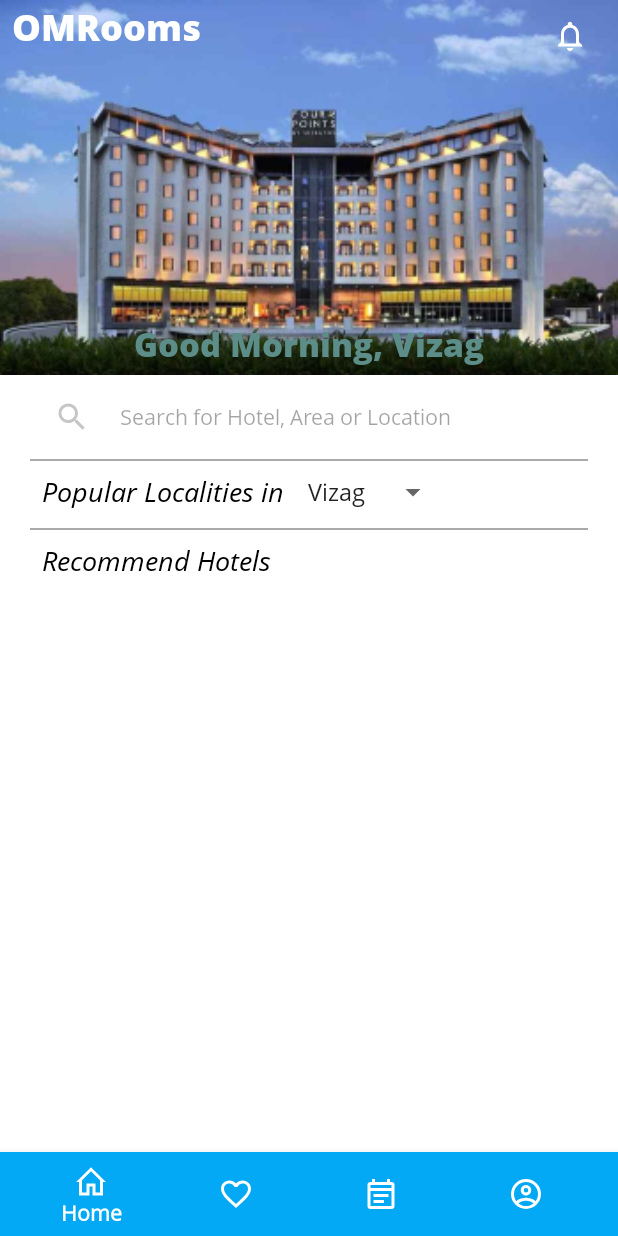
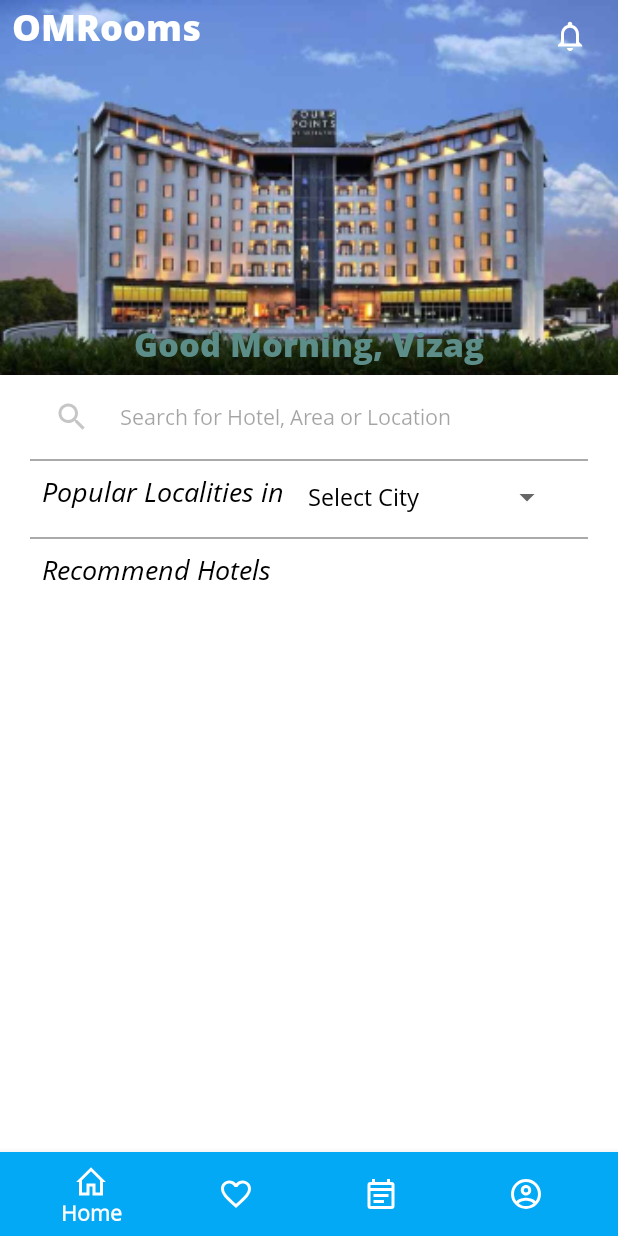
Before and after one commit to anyemiuser/OmOwner-master-110819-1131, an Android app: the HomeFragment screen opened directly, with no data from a screen before it, on a phone screen of 412 x 824 dp. Run offline under Robolectric (Android 15) with nearby library versions, the phone set to English and light mode, and no system bars; pictures from the network do not load.

```diff
--- a/app/src/main/java/com/anyemi/omrooms/Adapters/FacilityListAdapter.java
+++ b/app/src/main/java/com/anyemi/omrooms/Adapters/FacilityListAdapter.java
@@ -11,6 +11,7 @@ import android.widget.TextView;
 
 import com.anyemi.omrooms.Model.RoomFacility;
 import com.anyemi.omrooms.R;
+import com.anyemi.omrooms.Utils.ConverterUtil;
 
 import java.util.List;
 
@@ -37,6 +38,8 @@ public class FacilityListAdapter extends RecyclerView.Adapter<FacilityListAdapte
         holder.facilityType.setText(facility.getFacility());
         holder.roomType.setText(facility.getRoomType());
 
+        holder.facilityImage.setImageResource(ConverterUtil.getFacilityImageResourceId(facility.getFacility()));
+
     }
 
     @Override
--- a/app/src/main/java/com/anyemi/omrooms/Fragments/HomeFragment.java
+++ b/app/src/main/java/com/anyemi/omrooms/Fragments/HomeFragment.java
@@ -4,6 +4,7 @@ import android.content.Intent;
 import android.os.Bundle;
 import android.support.annotation.NonNull;
 import android.support.annotation.Nullable;
+import android.support.design.widget.Snackbar;
 import android.support.v4.app.Fragment;
 import android.support.v4.app.FragmentTransaction;
 import android.support.v7.widget.GridLayoutManager;
@@ -14,8 +15,11 @@ import android.util.Log;
 import android.view.LayoutInflater;
 import android.view.View;
 import android.view.ViewGroup;
+import android.widget.AdapterView;
+import android.widget.ArrayAdapter;
 import android.widget.ImageButton;
 import android.widget.ProgressBar;
+import android.widget.Spinner;
 import android.widget.Toast;
 
 import com.anyemi.omrooms.Adapters.HotelAdapter;
@@ -54,6 +58,7 @@ public class HomeFragment extends Fragment implements View.OnClickListener {
     SharedPreferenceConfig sharedPreferenceConfig;
     private ProgressBar progressBarArea;
     ImageButton notificationButton;
+    private Spinner citySpinner;
 
 
     @Nullable
@@ -82,6 +87,13 @@ public class HomeFragment extends Fragment implements View.OnClickListener {
         progressBarArea = view.findViewById(R.id.area_progressBar);
         recyclerViewLocations = view.findViewById(R.id.locations_rv);
         recyclerViewHotels = view.findViewById(R.id.hotels_rv);
+        citySpinner = view.findViewById(R.id.city_spinner);
+
+        getCityList();
+
+//        setUpSpinner();
+
+
 
 
 //        searchListRv.addOnItemTouchListener(new RecyclerTouchListener(getApplicationContext(), searchListRv, new RecyclerTouchListener.ClickListener() {
@@ -101,6 +113,7 @@ public class HomeFragment extends Fragment implements View.OnClickListener {
 //
 //            }
 //        }));
+
         setHotelRV();
         setLocationRV();
 
@@ -135,7 +148,38 @@ public class HomeFragment extends Fragment implements View.OnClickListener {
             }
         }));
 
+    }
 
+    private void getCityList() {
+        if(sharedPreferenceConfig.readCityName() != null){
+            if(locationList.size()== 0){
+                getAreaUnderCity(sharedPreferenceConfig.readCityName());
+            }
+            if(hotelsList.size() == 0){
+                getTop10HotelUnderCity(sharedPreferenceConfig.readCityName());
+            }
+        }else {
+            setUpSpinner();
+        }
+    }
+
+    private void setUpSpinner() {
+        List<String> cityList = new ArrayList<>();
+        cityList.add("Select City");
+        cityList.add("Visakhapatnam");
+//        cityList.add("Hyderabad");
+        ArrayAdapter arrayAdapter = new ArrayAdapter(getActivity(),R.layout.support_simple_spinner_dropdown_item,cityList);
+//        arrayAdapter.setDropDownViewResource(android.R.layout.simple_spinner_dropdown_item);
+        citySpinner.setAdapter(arrayAdapter);
+
+        citySpinner.setOnItemSelectedListener(new AdapterView.OnItemSelectedListener() {
+            @Override
+            public void onItemSelected(AdapterView<?> parent, View view, int i, long l) {
+                if(parent.getSelectedItem().toString().equals("Select City")){
+
+                }else {
+
+                    sharedPreferenceConfig.writeCityName(parent.getSelectedItem().toString());
 
                     if(locationList.size()== 0){
                         getAreaUnderCity(sharedPreferenceConfig.readCityName());
@@ -143,8 +187,16 @@ public class HomeFragment extends Fragment implements View.OnClickListener {
                     if(hotelsList.size() == 0){
                         getTop10HotelUnderCity(sharedPreferenceConfig.readCityName());
                     }
+                    Toast.makeText(getActivity(), ""+parent.getSelectedItem().toString(), Toast.LENGTH_SHORT).show();
+                }
 
+            }
 
+            @Override
+            public void onNothingSelected(AdapterView<?> adapterView) {
+
+            }
+        });
     }
 
     private void getTop10HotelUnderCity(String cityName) {
--- a/app/src/main/java/com/anyemi/omrooms/Utils/SharedPreferenceConfig.java
+++ b/app/src/main/java/com/anyemi/omrooms/Utils/SharedPreferenceConfig.java
@@ -104,7 +104,7 @@ public class SharedPreferenceConfig {
 
     public String readCityName() {
         String name;
-        name = sharedPreferences.getString(context.getResources().getString(R.string.city_name_preference),"Visakhapatnam");
+        name = sharedPreferences.getString(context.getResources().getString(R.string.city_name_preference),null);
         Log.i("SharedPreferanceRead: ",""+name);
         return name;
     }
--- a/app/src/main/res/layout/fragment_home.xml
+++ b/app/src/main/res/layout/fragment_home.xml
@@ -163,7 +163,9 @@
                     android:textColor="@android:color/black"
                     android:textSize="18sp"
                     android:background="@android:color/white"/>
+
                 <Spinner
+                    android:id="@+id/city_spinner"
                     android:layout_width="wrap_content"
                     android:layout_height="wrap_content"
                     android:entries="@array/city"
```
Also changed, not shown: app/src/main/java/com/anyemi/omrooms/UI/AreaHotelsActivity.java (+37 -15 lines), app/src/main/java/com/anyemi/omrooms/Utils/ConverterUtil.java (+14 -0 lines), app/src/main/res/drawable/ic_ac_unit.xml (added, +9 -0 lines), app/src/main/res/drawable/ic_cctv.xml (added, +9 -0 lines), app/src/main/res/drawable/ic_tv.xml (added, +9 -0 lines). Lines whose indentation alone changed are shown as unchanged.
